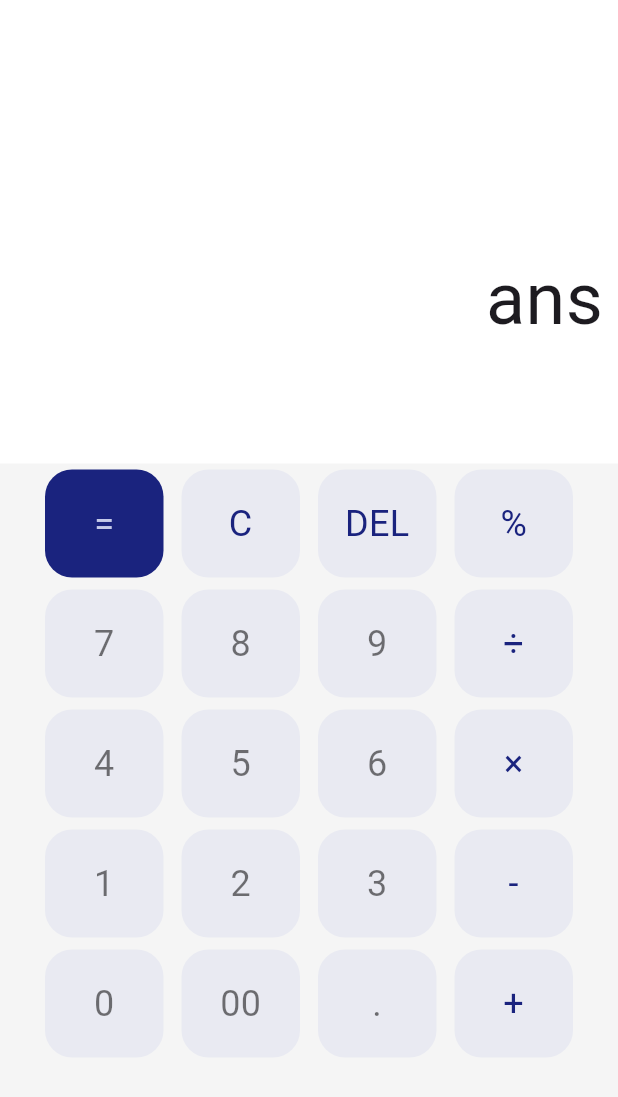
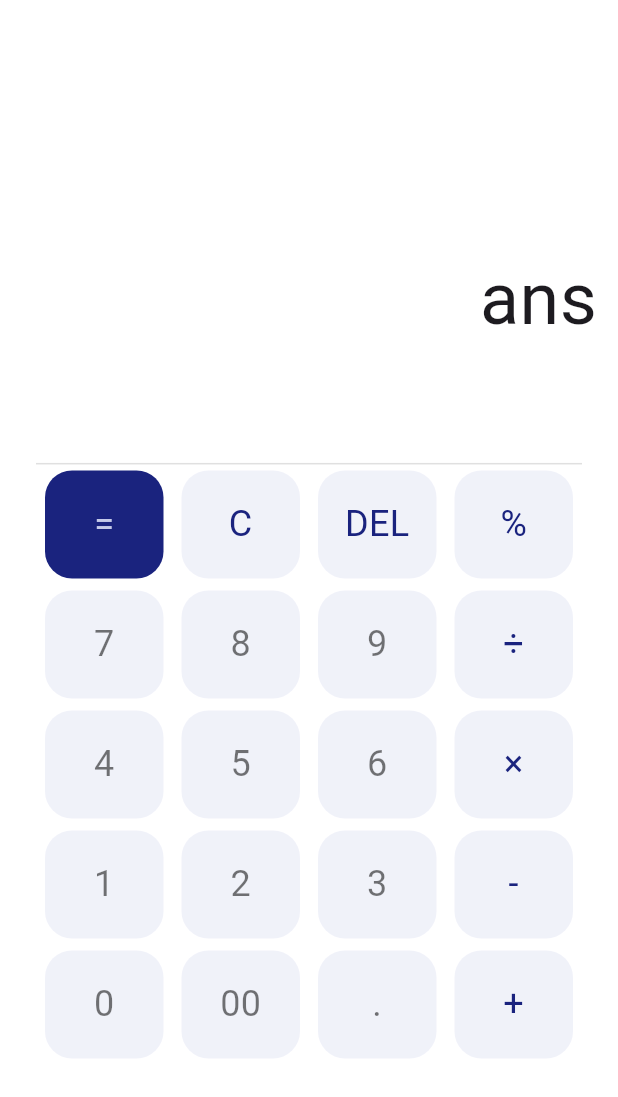
Before and after one commit to theparaxylene/flutter-kalkulator, a Flutter app: the screen it shows after launch, on a phone screen of 412 x 824 dp. Shown: the top 1097 px of the screen. Run offline on Flutter 3.47's test engine with Material 3 defaults, Android fonts, the phone set to English and light mode, and no system bars.

Commit message:
add divider between results and keyboard

```diff
--- a/lib/screens/calc_screen.dart
+++ b/lib/screens/calc_screen.dart
@@ -47,7 +47,7 @@ class _CalcScreenState extends State<CalcScreen> {
             flex: 3,
             child: Padding(
               padding: const EdgeInsets.symmetric(
-                horizontal: 10,
+                horizontal: 14,
                 vertical: 18,
               ),
               child: Column(
@@ -98,11 +98,18 @@ class _CalcScreenState extends State<CalcScreen> {
             ),
           ),
 
+          Padding(
+            padding: const EdgeInsets.symmetric(horizontal: 24),
+            child: Container(
+              color: Colors.black12,
+              width: double.infinity,
+              height: 1,
+            ),
+          ),
+
           // KEYBOARD
           Expanded(
             flex: 5,
-            child: Container(
-              color: Colors.grey.shade100,
             child: Padding(
               padding: const EdgeInsets.symmetric(horizontal: 24),
               child: GridView.builder(
@@ -120,7 +127,6 @@ class _CalcScreenState extends State<CalcScreen> {
                   },
                 ),
                 physics: const NeverScrollableScrollPhysics(),
-                ),
               ),
             ),
           ),
```
Lines whose indentation alone changed are shown as unchanged.
